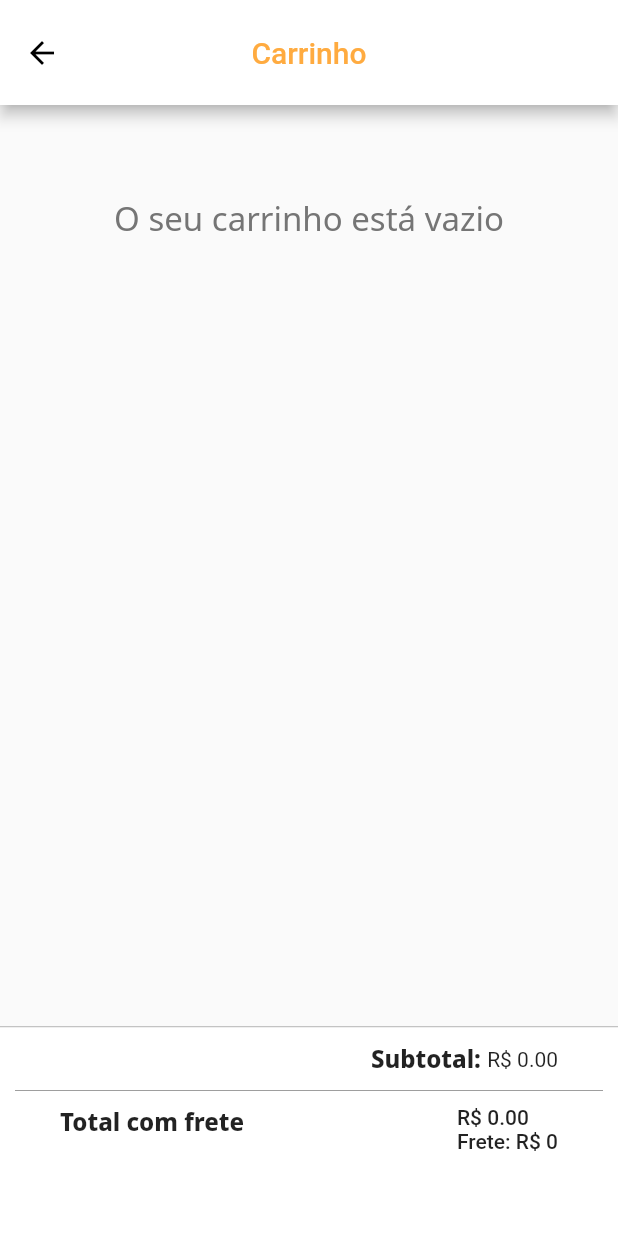
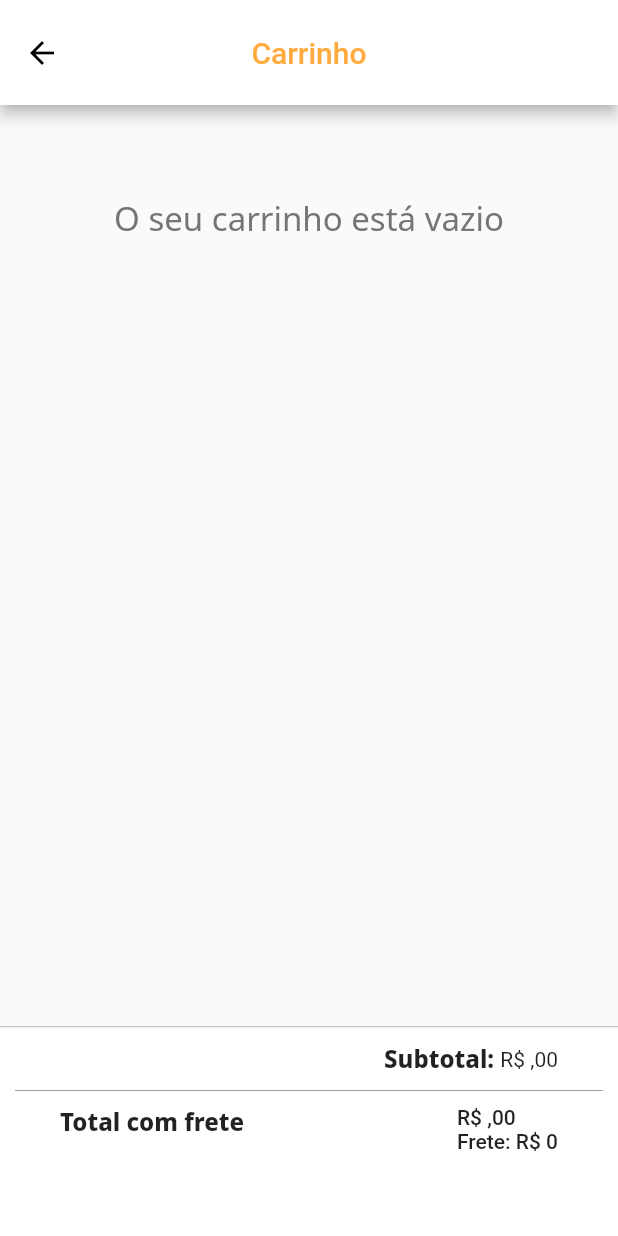
Before and after one commit to math-muller/desafio-supera, a Flutter app: the CheckoutPage screen opened by its route, on a phone screen of 412 x 824 dp. Run offline on Flutter 3.47's test engine with Material 2 defaults, Android fonts, the phone set to English and light mode, and no system bars; our stand-ins replace flutter_svg_provider, get, google_fonts.

```diff
--- a/lib/pages/checkout/components/cart_item_widget.dart
+++ b/lib/pages/checkout/components/cart_item_widget.dart
@@ -1,5 +1,6 @@
 import 'package:flutter/material.dart';
 import 'package:google_fonts/google_fonts.dart';
+import 'package:intl/intl.dart';
 
 import '../../../models/models.dart';
 
@@ -10,6 +11,8 @@ class CartItemWidget extends StatelessWidget {
 
   @override
   Widget build(BuildContext context) {
+    var formatNumber = NumberFormat("###.00#", "pt_BR");
+
     return Container(
       height: 110,
       child: Card(
@@ -38,7 +41,7 @@ class CartItemWidget extends StatelessWidget {
                   ),
                   SizedBox(height: 10),
                   Text(
-                    'R\$ ${product.price}',
+                    'R\$ ${formatNumber.format(product.price)}',
                     style: TextStyle(
                       fontWeight: FontWeight.bold,
                       fontSize: 16,
--- a/lib/pages/checkout/components/custom_bottom_sheet_widget.dart
+++ b/lib/pages/checkout/components/custom_bottom_sheet_widget.dart
@@ -1,11 +1,20 @@
 import 'package:flutter/material.dart';
 import 'package:google_fonts/google_fonts.dart';
 import 'package:get/get.dart';
+import 'package:intl/intl.dart';
 
 import '../../../controller/controller.dart';
 
-class CustomBottomSheetWidget extends StatelessWidget {
+class CustomBottomSheetWidget extends StatefulWidget {
+  @override
+  _CustomBottomSheetWidgetState createState() =>
+      _CustomBottomSheetWidgetState();
+}
+
+class _CustomBottomSheetWidgetState extends State<CustomBottomSheetWidget> {
   final HomeController controller = Get.find();
+
+  var formatNumber = NumberFormat("###.00#", "pt_BR");
 
   final textStyle = GoogleFonts.notoSans(
     fontSize: 16,
@@ -39,7 +48,7 @@ class CustomBottomSheetWidget extends StatelessWidget {
                         'Subtotal: ',
                         style: textStyle,
                       ),
-                      Text('R\$ ${controller.subtotal.toStringAsFixed(2)}'),
+                      Text('R\$ ${formatNumber.format(controller.subtotal)}'),
                     ],
                   ),
                 ),
@@ -61,7 +70,7 @@ class CustomBottomSheetWidget extends StatelessWidget {
                         crossAxisAlignment: CrossAxisAlignment.start,
                         children: [
                           Text(
-                            'R\$ ${controller.total.toStringAsFixed(2)}',
+                            'R\$ ${formatNumber.format(controller.total)}',
                             style: TextStyle(fontWeight: FontWeight.w500),
                           ),
                           controller.subtotal > 250
--- a/lib/pages/home/components/product_card_widget.dart
+++ b/lib/pages/home/components/product_card_widget.dart
@@ -1,5 +1,6 @@
 import 'package:flutter/material.dart';
 import 'package:google_fonts/google_fonts.dart';
+import 'package:intl/intl.dart';
 
 import '../../../controller/controller.dart';
 import '../../../models/models.dart';
@@ -12,6 +13,8 @@ class ProductCardWidget extends StatelessWidget {
 
   @override
   Widget build(BuildContext context) {
+    var formatNumber = NumberFormat("###.00#", "pt_BR");
+
     return Container(
       decoration: BoxDecoration(
         borderRadius: BorderRadius.all(Radius.circular(4.0)),
@@ -41,7 +44,7 @@ class ProductCardWidget extends StatelessWidget {
                   ),
                   SizedBox(height: 10),
                   Text(
-                    'R\$ ${product.price}',
+                    'R\$ ${formatNumber.format(product.price)}',
                     style: TextStyle(
                       fontWeight: FontWeight.bold,
                       fontSize: 16,
```
